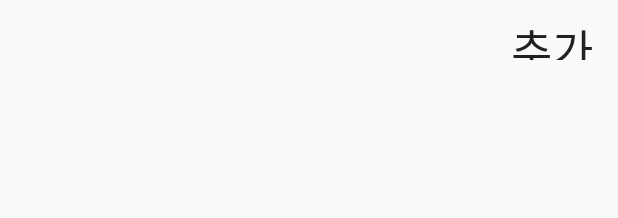
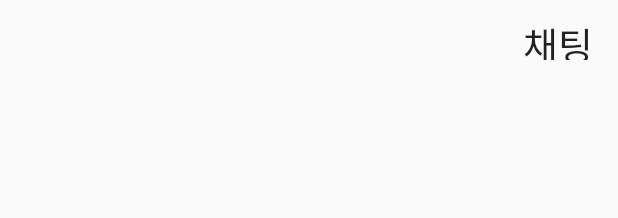
Before and after one commit to jhmocu/And_Chatting_Game, an Android app: the layout activity_add_chat.xml on its own in the app's theme, with its tools: preview values and no code run, on a phone screen of 412 x 824 dp. Shown: the top 218 px of the screen. Run offline under Robolectric (Android 15) with nearby library versions, the phone set to English and light mode, and no system bars.

Commit message:
만들기만 했어요

```diff
--- a/app/src/main/res/layout/activity_add_chat.xml
+++ b/app/src/main/res/layout/activity_add_chat.xml
@@ -9,32 +9,33 @@
 
 
     <Button
-        android:textSize="30sp"
         android:id="@+id/btnAddChat"
         style="@style/Widget.AppCompat.Button.Borderless"
-        android:layout_width="wrap_content"
+        android:layout_width="80dp"
         android:layout_height="50dp"
         android:layout_alignParentEnd="true"
         android:layout_alignParentRight="true"
         android:layout_alignParentTop="true"
-        android:text="추가" />
+        android:text="채팅"
+        android:textSize="25sp" />
 
     <TextView
-        android:textSize="30sp"
-        android:id="@+id/textAddChat"
-        android:layout_width="160dp"
+        android:id="@+id/textAddChatName"
+        android:layout_width="300dp"
         android:layout_height="50dp"
         android:layout_alignParentLeft="true"
         android:layout_alignParentStart="true"
         android:layout_alignParentTop="true"
-        android:text="" />
+        android:text=""
+        android:textSize="25sp" />
 
     <FrameLayout
+        android:id="@+id/addChatFrame"
         android:layout_width="match_parent"
         android:layout_height="match_parent"
         android:layout_alignParentLeft="true"
         android:layout_alignParentStart="true"
-        android:layout_below="@+id/textAddChat">
+        android:layout_below="@+id/textAddChatName">
 
     </FrameLayout>
 </RelativeLayout>
```
Also changed, not shown: app/src/main/java/edu/android/chatting_game/AddChatActivity.java (+12 -1 lines), app/src/main/res/layout/fragment_add_chat.xml (+8 -6 lines).
